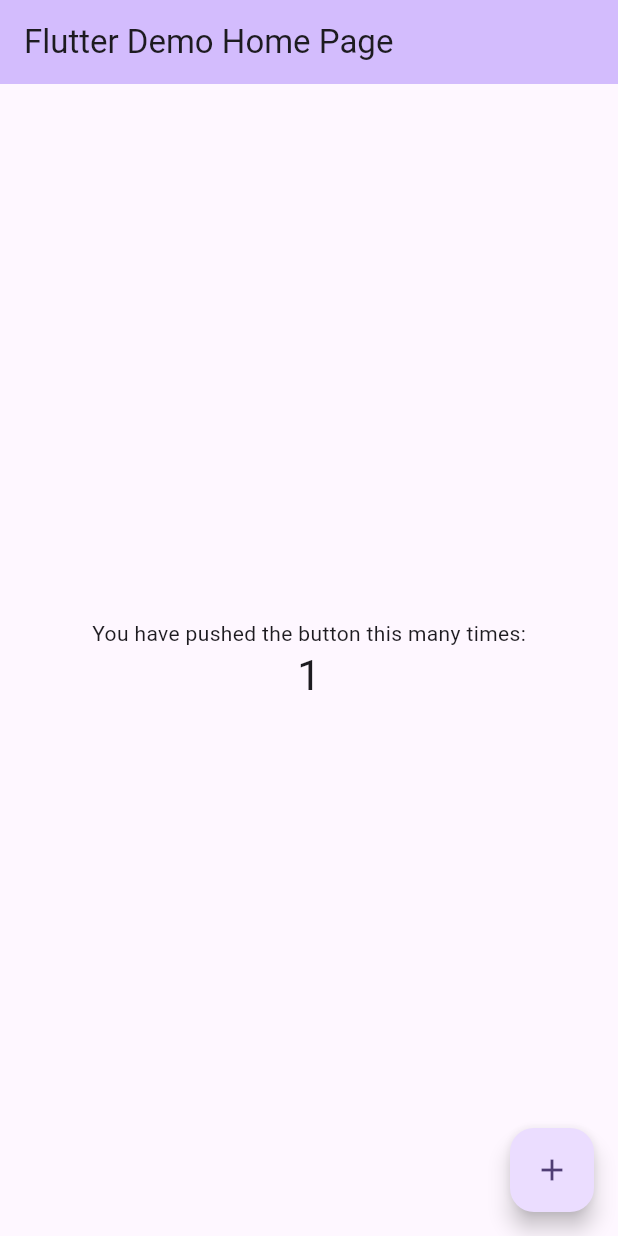
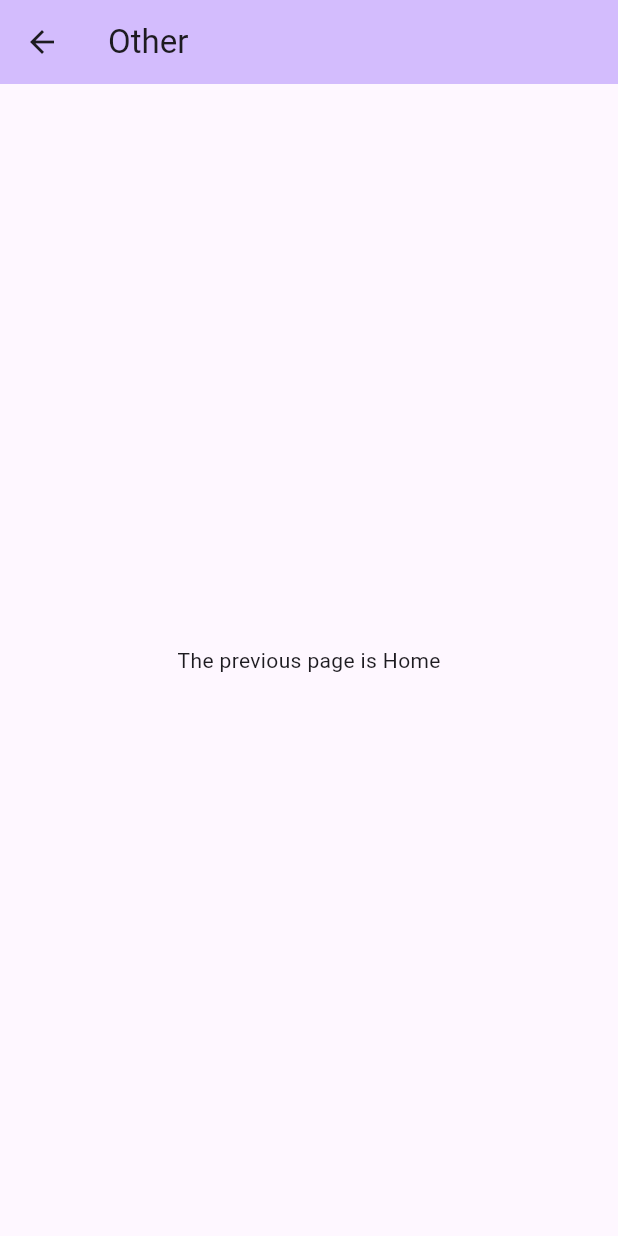
Before and after one commit to PeacePan/wonderpet-app-lesson, a Flutter app: the screen it shows after launch, after a tap on the "add" icon, on a phone screen of 412 x 824 dp. Run offline on Flutter 3.47's test engine with Material 3 defaults, Android fonts, the light colour scheme and no system bars.

Commit message:
use providers

```diff
--- a/lesson2/lib/main.dart
+++ b/lesson2/lib/main.dart
@@ -1,12 +1,17 @@
 import 'package:flutter/material.dart';
+import 'package:lesson2/providers/example.dart';
+import 'package:lesson2/routes/home.dart';
+import 'package:lesson2/routes/other.dart';
+import 'package:provider/provider.dart';
 
 void main() {
-  runApp(const MyApp());
+  runApp(MultiProvider(providers: [
+    ChangeNotifierProvider(create: (_) => ExampleProvider()),
+  ], child: const MyApp()));
 }
 
 class MyApp extends StatelessWidget {
   const MyApp({super.key});
-
   // This widget is the root of your application.
   @override
   Widget build(BuildContext context) {
@@ -31,95 +36,10 @@
         colorScheme: ColorScheme.fromSeed(seedColor: Colors.deepPurple),
         useMaterial3: true,
       ),
-      home: const MyHomePage(title: 'Flutter Demo Home Page'),
+      home: const HomePage(title: 'Home'),
+      routes: {
+        '/other': (context) => const OtherPage(title: 'Other'),
+      },
     );
   }
 }
-
-class MyHomePage extends StatefulWidget {
-  const MyHomePage({super.key, required this.title});
-
-  // This widget is the home page of your application. It is stateful, meaning
-  // that it has a State object (defined below) that contains fields that affect
-  // how it looks.
-
-  // This class is the configuration for the state. It holds the values (in this
-  // case the title) provided by the parent (in this case the App widget) and
-  // used by the build method of the State. Fields in a Widget subclass are
-  // always marked "final".
-
-  final String title;
-
-  @override
-  State<MyHomePage> createState() => _MyHomePageState();
-}
-
-class _MyHomePageState extends State<MyHomePage> {
-  int _counter = 0;
-
-  void _incrementCounter() {
-    setState(() {
-      // This call to setState tells the Flutter framework that something has
-      // changed in this State, which causes it to rerun the build method below
-      // so that the display can reflect the updated values. If we changed
-      // _counter without calling setState(), then the build method would not be
-      // called again, and so nothing would appear to happen.
-      _counter++;
-    });
-  }
-
-  @override
-  Widget build(BuildContext context) {
-    // This method is rerun every time setState is called, for instance as done
-    // by the _incrementCounter method above.
-    //
-    // The Flutter framework has been optimized to make rerunning build methods
-    // fast, so that you can just rebuild anything that needs updating rather
-    // than having to individually change instances of widgets.
-    return Scaffold(
-      appBar: AppBar(
-        // TRY THIS: Try changing the color here to a specific color (to
-        // Colors.amber, perhaps?) and trigger a hot reload to see the AppBar
-        // change color while the other colors stay the same.
-        backgroundColor: Theme.of(context).colorScheme.inversePrimary,
-        // Here we take the value from the MyHomePage object that was created by
-        // the App.build method, and use it to set our appbar title.
-        title: Text(widget.title),
-      ),
-      body: Center(
-        // Center is a layout widget. It takes a single child and positions it
-        // in the middle of the parent.
-        child: Column(
-          // Column is also a layout widget. It takes a list of children and
-          // arranges them vertically. By default, it sizes itself to fit its
-          // children horizontally, and tries to be as tall as its parent.
-          //
-          // Column has various properties to control how it sizes itself and
-          // how it positions its children. Here we use mainAxisAlignment to
-          // center the children vertically; the main axis here is the vertical
-          // axis because Columns are vertical (the cross axis would be
-          // horizontal).
-          //
-          // TRY THIS: Invoke "debug painting" (choose the "Toggle Debug Paint"
-          // action in the IDE, or press "p" in the console), to see the
-          // wireframe for each widget.
-          mainAxisAlignment: MainAxisAlignment.center,
-          children: <Widget>[
-            const Text(
-              'You have pushed the button this many times:',
-            ),
-            Text(
-              '$_counter',
-              style: Theme.of(context).textTheme.headlineMedium,
-            ),
-          ],
-        ),
-      ),
-      floatingActionButton: FloatingActionButton(
-        onPressed: _incrementCounter,
-        tooltip: 'Increment',
-        child: const Icon(Icons.add),
-      ), // This trailing comma makes auto-formatting nicer for build methods.
-    );
-  }
-}
--- /dev/null
+++ b/lesson2/lib/providers/example.dart
@@ -0,0 +1,12 @@
+import 'package:flutter/material.dart';
+
+class ExampleProvider with ChangeNotifier {
+  String _title = '';
+
+  String get title => _title;
+
+  void setExample(String value) {
+    _title = value;
+    notifyListeners();
+  }
+}
--- /dev/null
+++ b/lesson2/lib/routes/home.dart
@@ -0,0 +1,69 @@
+import 'package:flutter/material.dart';
+
+class HomePage extends StatefulWidget {
+  const HomePage({super.key, required this.title});
+
+  // This widget is the home page of your application. It is stateful, meaning
+  // that it has a State object (defined below) that contains fields that affect
+  // how it looks.
+
+  // This class is the configuration for the state. It holds the values (in this
+  // case the title) provided by the parent (in this case the App widget) and
+  // used by the build method of the State. Fields in a Widget subclass are
+  // always marked "final".
+
+  final String title;
+
+  @override
+  State<HomePage> createState() => HomePageState();
+}
+
+class HomePageState extends State<HomePage> {
+  @override
+  Widget build(BuildContext context) {
+    // This method is rerun every time setState is called, for instance as done
+    // by the _incrementCounter method above.
+    //
+    // The Flutter framework has been optimized to make rerunning build methods
+    // fast, so that you can just rebuild anything that needs updating rather
+    // than having to individually change instances of widgets.
+    return Scaffold(
+      appBar: AppBar(
+        // TRY THIS: Try changing the color here to a specific color (to
+        // Colors.amber, perhaps?) and trigger a hot reload to see the AppBar
+        // change color while the other colors stay the same.
+        backgroundColor: Theme.of(context).colorScheme.inversePrimary,
+        // Here we take the value from the MyHomePage object that was created by
+        // the App.build method, and use it to set our appbar title.
+        title: Text(widget.title),
+      ),
+      body: const Center(
+        // Center is a layout widget. It takes a single child and positions it
+        // in the middle of the parent.
+        child: Column(
+          // Column is also a layout widget. It takes a list of children and
+          // arranges them vertically. By default, it sizes itself to fit its
+          // children horizontally, and tries to be as tall as its parent.
+          //
+          // Column has various properties to control how it sizes itself and
+          // how it positions its children. Here we use mainAxisAlignment to
+          // center the children vertically; the main axis here is the vertical
+          // axis because Columns are vertical (the cross axis would be
+          // horizontal).
+          //
+          // TRY THIS: Invoke "debug painting" (choose the "Toggle Debug Paint"
+          // action in the IDE, or press "p" in the console), to see the
+          // wireframe for each widget.
+          mainAxisAlignment: MainAxisAlignment.center,
+        ),
+      ),
+      floatingActionButton: FloatingActionButton(
+        onPressed: () {
+          Navigator.pushNamed(context, '/other', arguments: widget.title);
+        },
+        tooltip: 'Increment',
+        child: const Icon(Icons.add),
+      ), // This trailing comma makes auto-formatting nicer for build methods.
+    );
+  }
+}
--- /dev/null
+++ b/lesson2/lib/routes/other.dart
@@ -0,0 +1,79 @@
+import 'package:flutter/material.dart';
+import 'package:lesson2/providers/example.dart';
+import 'package:provider/provider.dart';
+
+class OtherPage extends StatefulWidget {
+  const OtherPage({super.key, required this.title});
+
+  // This widget is the home page of your application. It is stateful, meaning
+  // that it has a State object (defined below) that contains fields that affect
+  // how it looks.
+
+  // This class is the configuration for the state. It holds the values (in this
+  // case the title) provided by the parent (in this case the App widget) and
+  // used by the build method of the State. Fields in a Widget subclass are
+  // always marked "final".
+
+  final String title;
+
+  @override
+  State<OtherPage> createState() => OtherPageState();
+}
+
+class OtherPageState extends State<OtherPage> {
+  @override
+  Widget build(BuildContext context) {
+    // This method is rerun every time setState is called, for instance as done
+    // by the _incrementCounter method above.
+    //
+    // The Flutter framework has been optimized to make rerunning build methods
+    // fast, so that you can just rebuild anything that needs updating rather
+    // than having to individually change instances of widgets.
+    return Scaffold(
+      appBar: AppBar(
+        // TRY THIS: Try changing the color here to a specific color (to
+        // Colors.amber, perhaps?) and trigger a hot reload to see the AppBar
+        // change color while the other colors stay the same.
+        backgroundColor: Theme.of(context).colorScheme.inversePrimary,
+        // Here we take the value from the MyHomePage object that was created by
+        // the App.build method, and use it to set our appbar title.
+        title: Text(widget.title),
+      ),
+      body: Center(
+        // Center is a layout widget. It takes a single child and positions it
+        // in the middle of the parent.
+        child: Column(
+          // Column is also a layout widget. It takes a list of children and
+          // arranges them vertically. By default, it sizes itself to fit its
+          // children horizontally, and tries to be as tall as its parent.
+          //
+          // Column has various properties to control how it sizes itself and
+          // how it positions its children. Here we use mainAxisAlignment to
+          // center the children vertically; the main axis here is the vertical
+          // axis because Columns are vertical (the cross axis would be
+          // horizontal).
+          //
+          // TRY THIS: Invoke "debug painting" (choose the "Toggle Debug Paint"
+          // action in the IDE, or press "p" in the console), to see the
+          // wireframe for each widget.
+          mainAxisAlignment: MainAxisAlignment.center,
+          children: [
+            Text(
+                'The previous page is ${context.watch<ExampleProvider>().title}'),
+          ],
+        ),
+      ),
+    );
+  }
+
+  @override
+  void initState() {
+    WidgetsBinding.instance.addPostFrameCallback((_) {
+      String lastTitle = ModalRoute.of(context)!.settings.arguments as String;
+      context.read<ExampleProvider>().setExample(lastTitle);
+      debugPrint(Provider.of<ExampleProvider>(context, listen: false).title);
+    });
+    // TODO: implement initState
+    super.initState();
+  }
+}
--- a/lesson2/pubspec.yaml
+++ b/lesson2/pubspec.yaml
@@ -35,6 +35,7 @@ dependencies:
   # The following adds the Cupertino Icons font to your application.
   # Use with the CupertinoIcons class for iOS style icons.
   cupertino_icons: ^1.0.6
+  provider: ^6.1.2
 
 dev_dependencies:
   flutter_test:
```
